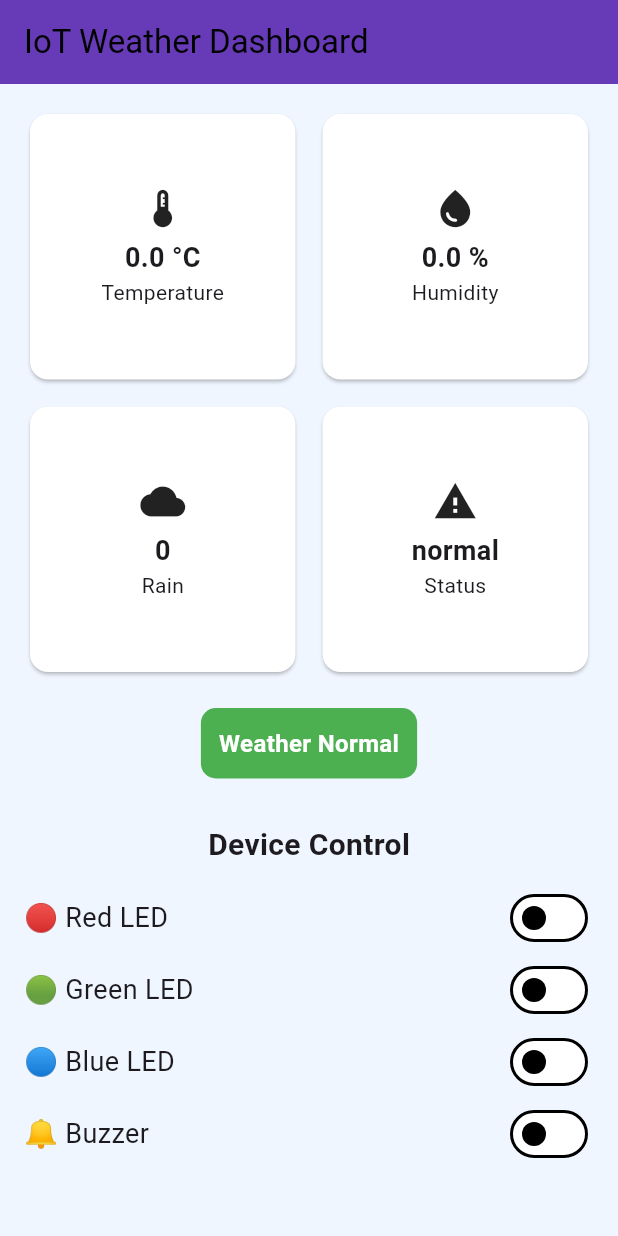
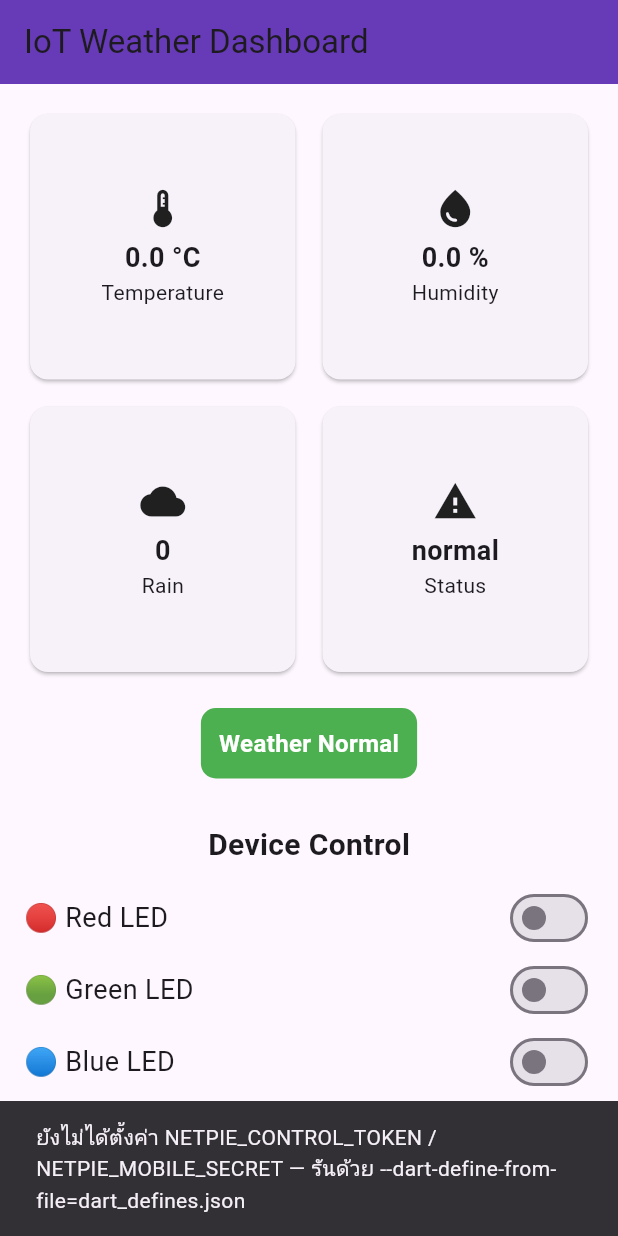
Before and after one commit to natcha-runsri/Weather_App, a Flutter app: the WeatherDashboard screen opened directly, on a phone screen of 412 x 824 dp. Run offline on Flutter 3.47's test engine with Material 3 defaults, Android fonts, the phone set to English and light mode, and no system bars; missing offline and left inert: mqtt_client.

Commit message:
refactor: read NETPIE credentials from --dart-define-from-file
Remove hardcoded NETPIE tokens/secret; read NETPIE_CONTROL_TOKEN,
NETPIE_STATUS_TOKEN and NETPIE_MOBILE_SECRET via String.fromEnvironment.
Show a clear message when they are not set. Add dart_defines.example.json.

Co-Authored-By: Claude Opus 5.5 <noreply@anthropic.com>

```diff
--- /dev/null
+++ b/dart_defines.example.json
@@ -0,0 +1,5 @@
+{
+  "NETPIE_CONTROL_TOKEN": "your_token_here",
+  "NETPIE_STATUS_TOKEN": "your_token_here",
+  "NETPIE_MOBILE_SECRET": "your_token_here"
+}
--- a/lib/main.dart
+++ b/lib/main.dart
@@ -1,8 +1,41 @@
 import 'package:flutter/material.dart';
 import 'weather.dart';
+import 'weather_service.dart';
 
 void main() {
+  final missing = WeatherService.missingConfig;
+  if (missing.isNotEmpty) {
+    runApp(_MissingConfigApp(missing));
+    return;
+  }
   runApp(const WeatherApp());
+}
+
+/// แสดงเมื่อไม่ได้ส่งค่า NETPIE ผ่าน --dart-define-from-file
+class _MissingConfigApp extends StatelessWidget {
+  const _MissingConfigApp(this.missing);
+  final List<String> missing;
+
+  @override
+  Widget build(BuildContext context) {
+    return MaterialApp(
+      debugShowCheckedModeBanner: false,
+      home: Scaffold(
+        body: Center(
+          child: Padding(
+            padding: const EdgeInsets.all(24),
+            child: Text(
+              'ยังไม่ได้ตั้งค่า: ${missing.join(', ')}\n\n'
+              'คัดลอก dart_defines.example.json เป็น dart_defines.json ใส่ค่าจริง\n'
+              'แล้วรันด้วย flutter run --dart-define-from-file=dart_defines.json',
+              textAlign: TextAlign.center,
+              style: const TextStyle(fontSize: 16),
+            ),
+          ),
+        ),
+      ),
+    );
+  }
 }
 
 class WeatherApp extends StatelessWidget {
--- a/lib/weather_mqtt.dart
+++ b/lib/weather_mqtt.dart
@@ -15,8 +15,9 @@ class _WeatherDashboardState extends State<WeatherDashboard> {
   late MqttService _mqtt;
   /// NETPIE Mobile Credential
   final String mobileClientId = 'f5dac080-f4b4-4348-8324-216355396979';
-  final String mobileToken = 'CaLnZA4Gv6SZZbi6d9iCEaQ5ievk1NpM';
-  final String mobileSecret = 'CTkEDeVUmvmTRbesuP7FwDhGhazuxdsS';
+  /// อ่านจาก --dart-define-from-file=dart_defines.json (ใช้ token เดียวกับ controlToken)
+  final String mobileToken = WeatherService.controlToken;
+  final String mobileSecret = const String.fromEnvironment('NETPIE_MOBILE_SECRET');
 
   /// Device
   bool red = false;
@@ -50,7 +51,18 @@ class _WeatherDashboardState extends State<WeatherDashboard> {
       },
     );
 
-    _mqtt.connect();
+    if (mobileToken.isEmpty || mobileSecret.isEmpty) {
+      WidgetsBinding.instance.addPostFrameCallback((_) {
+        ScaffoldMessenger.of(context).showSnackBar(const SnackBar(
+          duration: Duration(days: 1),
+          content: Text(
+              'ยังไม่ได้ตั้งค่า NETPIE_CONTROL_TOKEN / NETPIE_MOBILE_SECRET — '
+              'รันด้วย --dart-define-from-file=dart_defines.json'),
+        ));
+      });
+    } else {
+      _mqtt.connect();
+    }
 
     /// load sensor
     loadWeather();
--- a/lib/weather_service.dart
+++ b/lib/weather_service.dart
@@ -13,21 +13,38 @@ class WeatherService  {
 
   /// ===== Mobile App Device =====
   static const String controlClientId = 'f5dac080-f4b4-4348-8324-216355396979';
-  static const String controlToken = 'CaLnZA4Gv6SZZbi6d9iCEaQ5ievk1NpM';
+  /// อ่านจาก --dart-define-from-file=dart_defines.json (ห้ามฝังค่าในโค้ด)
+  static const String controlToken = String.fromEnvironment('NETPIE_CONTROL_TOKEN');
 
   /// ===== ESP32 Device =====
   static const String statusClientId = '8c3c6eed-d17c-4125-b6e0-651c0a8c4e9a';
-  static const String statusToken = 'PkPqGZXszdXFXU7i23r8iE8fyrtcX1b3';
+  static const String statusToken = String.fromEnvironment('NETPIE_STATUS_TOKEN');
+
+  /// ชื่อค่าที่ยังไม่ได้ตั้ง (ว่าง = ตั้งครบแล้ว)
+  static List<String> get missingConfig => [
+        if (controlToken.isEmpty) 'NETPIE_CONTROL_TOKEN',
+        if (statusToken.isEmpty) 'NETPIE_STATUS_TOKEN',
+      ];
+
+  static String _require(String value, String name) {
+    if (value.isEmpty) {
+      throw StateError(
+          'ยังไม่ได้ตั้งค่า $name — รันด้วย --dart-define-from-file=dart_defines.json');
+    }
+    return value;
+  }
 
   /// ===== Headers =====
   Map<String, String> get _controlHeaders => {
         'Content-Type': 'application/json',
-        'Authorization': 'Device $controlClientId:$controlToken',
+        'Authorization':
+            'Device $controlClientId:${_require(controlToken, 'NETPIE_CONTROL_TOKEN')}',
       };
 
   Map<String, String> get _statusHeaders => {
         'Content-Type': 'application/json',
-        'Authorization': 'Device $statusClientId:$statusToken',
+        'Authorization':
+            'Device $statusClientId:${_require(statusToken, 'NETPIE_STATUS_TOKEN')}',
       };
 
   Future<Map<String, dynamic>> getWeatherData() async {
```
